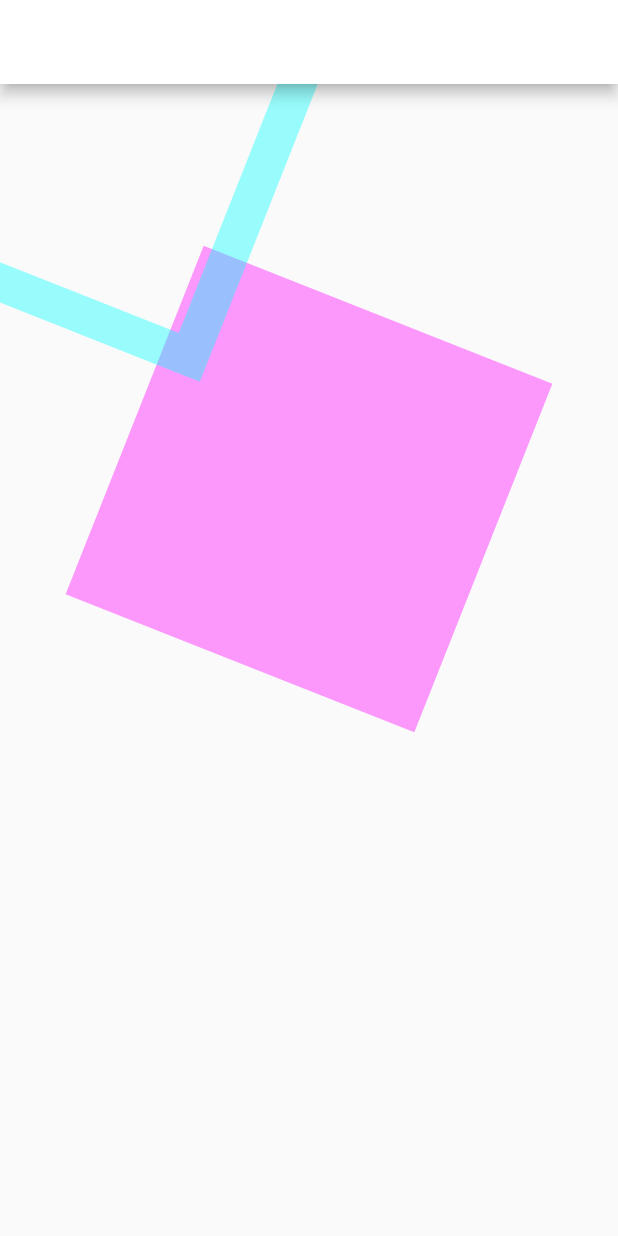
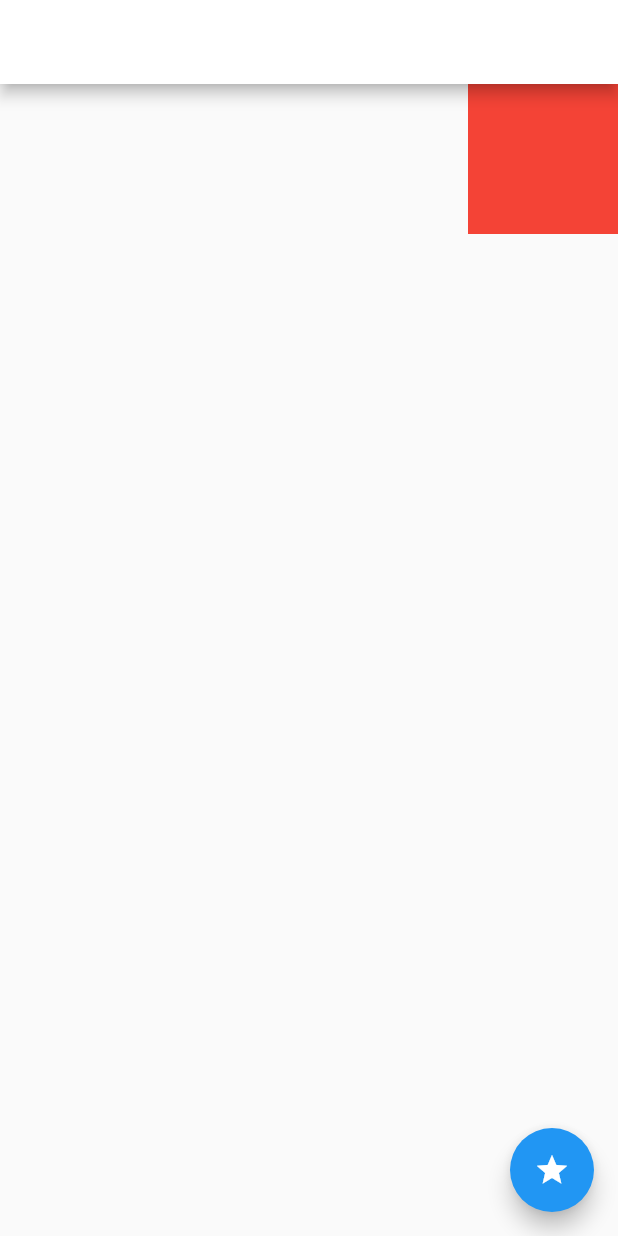
Before and after one commit to mike1123-git/flutter-study, a Flutter app: the screen it shows after launch, on a phone screen of 412 x 824 dp. Run offline on Flutter 3.47's test engine with Material 2 defaults, Android fonts, the light colour scheme and no system bars.

Commit message:
animated align

```diff
--- a/lib/main.dart
+++ b/lib/main.dart
@@ -38,26 +38,15 @@ class MyHomePage extends StatefulWidget {
   MyHomePageState createState() => MyHomePageState();
 }
 
-class MyHomePageState extends State<MyHomePage> with SingleTickerProviderStateMixin {
-
-  late Animation<double> animation;
-  late AnimationController animationController;
+class MyHomePageState extends State<MyHomePage>
+    with SingleTickerProviderStateMixin {
+  // late Animation<double> animation;
+  // late AnimationController animationController;
+  bool flg = false;
 
   @override
   void initState() {
     super.initState();
-    animationController = AnimationController(
-      vsync: this,
-      duration: const Duration(seconds: 5)
-    );
-    animation =Tween<double>(begin: 0,end:pi*2)
-    .animate(animationController)
-    ..addListener(() {
-      setState(() {
-
-      });
-    });
-    animationController.repeat(reverse: false);
   }
 
   @override
@@ -67,20 +56,26 @@ class MyHomePageState extends State<MyHomePage> with SingleTickerProviderStateMi
         backgroundColor: const Color.fromARGB(255, 255, 255, 255),
         title: const Text('event app ', style: TextStyle(fontSize: 23.0)),
       ),
-      body: Center(
-          child: Column(
+      body: Column(
         children: [
-          Padding(padding: EdgeInsets.all(10)),
-          Container(
-            width: 300,
-            height: 300,
-            child: CustomPaint(
-              painter: MyPainter(animation.value),
-              child: Center(),
+          AnimatedAlign(
+            alignment: flg ? Alignment.topLeft : Alignment.topRight,
+            duration: const Duration(seconds: 1),
+            curve: Curves.linear,
+            child: Container(
+              color: Colors.red,
+              width: 100,
+              height: 100,
             ),
           ),
         ],
-      )),
+      ),
+      floatingActionButton: FloatingActionButton(
+        onPressed: () => setState(() {
+          flg = !flg;
+        }),
+        child: const Icon(Icons.star),
+      ),
     );
   }
 }
@@ -98,7 +93,7 @@ class MyPainter extends CustomPainter {
     p.style = PaintingStyle.fill;
     p.color = const Color.fromARGB(100, 255, 0, 255);
 
-    Rect r = Rect.fromLTWH(0,0, 250, 250);
+    Rect r = Rect.fromLTWH(0, 0, 250, 250);
     canvas.translate(150, 250);
     canvas.rotate(value);
     canvas.translate(-125, -125);
```
